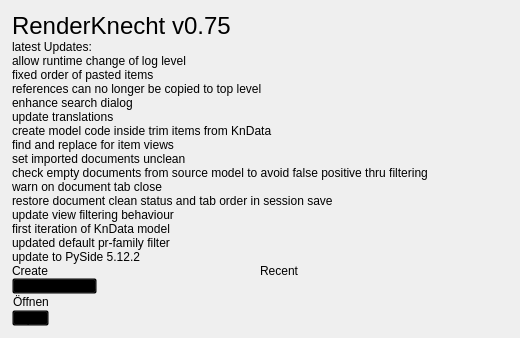
This is ui/knecht_welcome.ui in tappi287/RenderKnecht2 as Qt 5 draws it before an edit. The edited form follows.
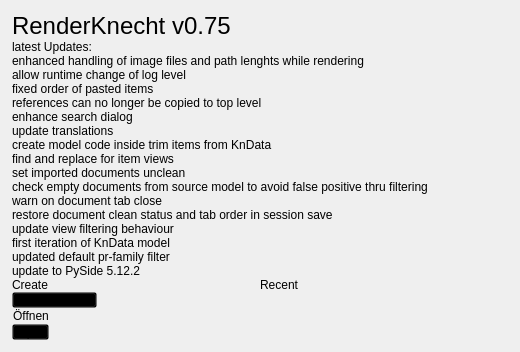
This is the edited form. Icons and pictures are not drawn.

Commit message: enhanced handling of image files and path lenghts while rendering

Patch:
```diff
--- a/ui/knecht_welcome.ui
+++ b/ui/knecht_welcome.ui
@@ -96,7 +96,8 @@
      <item>
       <widget class="QLabel" name="news">
        <property name="text">
-        <string>allow runtime change of log level
+        <string>enhanced handling of image files and path lenghts while rendering
+allow runtime change of log level
 fixed order of pasted items
 references can no longer be copied to top level
 enhance search dialog
```
The commit also changes 5 other files.
